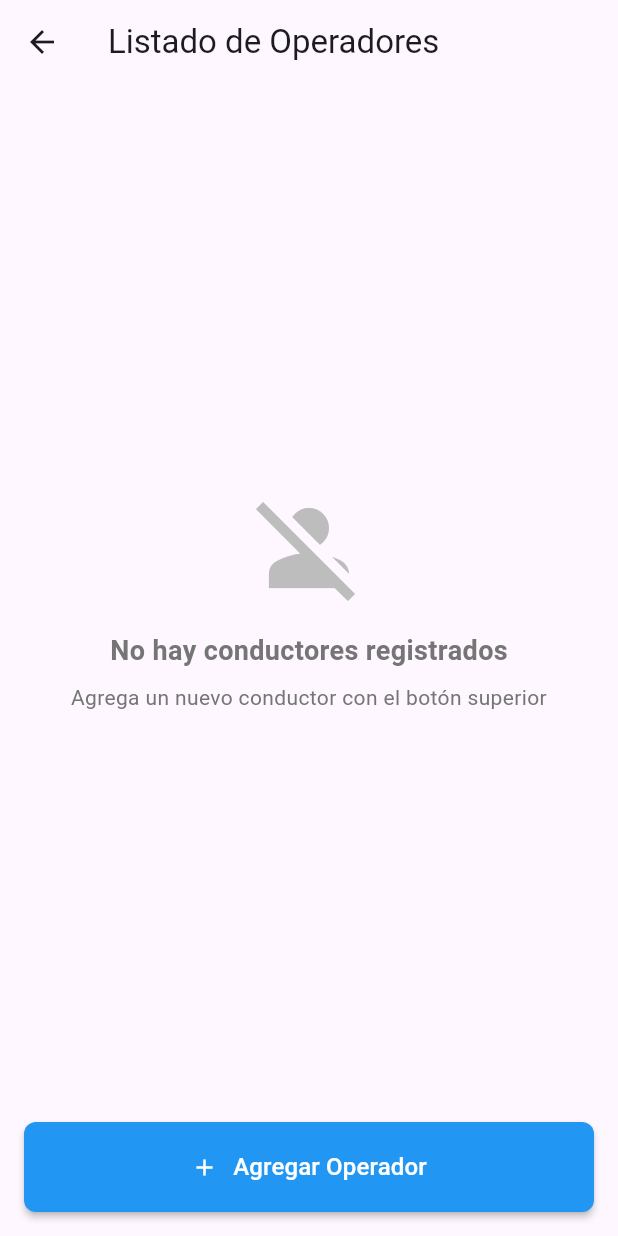
After one commit to wise-owl-dev/Geolocation_App, a Flutter app: the OperatorsListScreen screen opened by its route, after a tap on the "arrow back" icon, on a phone screen of 412 x 824 dp. The commit adds this screen. Run offline on Flutter 3.47's test engine with Material 3 defaults, Android fonts, the phone set to English and light mode, and no system bars; our stand-ins replace flutter_riverpod, formz, go_router, supabase_flutter; accounts and stored records are empty.

Commit message:
Listado de operadores

```diff
--- /dev/null
+++ b/lib/features/admin/providers/operators_provider.dart
@@ -0,0 +1,140 @@
+import 'package:flutter_riverpod/flutter_riverpod.dart';
+import 'package:supabase_flutter/supabase_flutter.dart';
+import '../../../shared/models/operator.dart';
+
+class OperatorsState {
+  final bool isLoading;
+  final List<Operator> operators;
+  final String? error;
+
+  OperatorsState({
+    required this.isLoading,
+    required this.operators,
+    this.error,
+  });
+
+  // Estado inicial
+  factory OperatorsState.initial() => OperatorsState(
+    isLoading: false,
+    operators: [],
+    error: null,
+  );
+
+  // Método copyWith para inmutabilidad
+  OperatorsState copyWith({
+    bool? isLoading,
+    List<Operator>? operators,
+    String? error,
+  }) {
+    return OperatorsState(
+      isLoading: isLoading ?? this.isLoading,
+      operators: operators ?? this.operators,
+      error: error,
+    );
+  }
+}
+
+class OperatorsNotifier extends StateNotifier<OperatorsState> {
+  final _supabase = Supabase.instance.client;
+
+  OperatorsNotifier() : super(OperatorsState.initial());
+
+  // Método para cargar todos los operadores
+  Future<void> loadOperators() async {
+    state = state.copyWith(isLoading: true, error: null);
+
+    try {
+      // Consultamos join entre usuarios y operadores directamente
+      final result = await _supabase
+          .from('usuarios')
+          .select('*, operadores(*)')
+          .eq('rol', 'operador');
+
+      print('Resultado de la consulta: $result');
+
+      if (result.isEmpty) {
+        state = state.copyWith(
+          isLoading: false,
+          operators: [],
+        );
+        return;
+      }
+
+      // Transformamos los datos en objetos Operator
+      final List<Operator> operators = [];
+
+      for (var userData in result) {
+        print('Procesando usuario: $userData');
+        // Verificamos si tiene datos de operador
+        final operatorData = userData['operadores'];
+        print('Datos de operador: $operatorData');
+
+        if (operatorData != null) {
+          // Combinamos los datos
+          final Map<String, dynamic> combinedData = {
+            ...userData,
+            ...operatorData,
+          };
+
+          try {
+            print('Datos combinados: $combinedData');
+            final operator = Operator.fromJson(combinedData);
+            operators.add(operator);
+            print('Operador añadido correctamente');
+          } catch (e) {
+            print('Error procesando operador: $e');
+            // Continuamos con el siguiente
+          }
+        }
+      }
+
+      print('Total de operadores procesados: ${operators.length}');
+
+      state = state.copyWith(
+        isLoading: false,
+        operators: operators,
+      );
+    } catch (e) {
+      print('Error cargando operadores: $e');
+      state = state.copyWith(
+        isLoading: false,
+        error: 'Error al cargar operadores: $e',
+      );
+    }
+  }
+  // Método para eliminar un operador
+  Future<void> deleteOperator(String operatorId) async {
+    state = state.copyWith(isLoading: true, error: null);
+
+    try {
+      // Eliminar el operador (Supabase se encargará de eliminar los datos relacionados por la restricción CASCADE)
+      await _supabase
+          .from('usuarios')
+          .delete()
+          .eq('id', operatorId);
+
+      // Actualizar el estado local removiendo el operador eliminado
+      final updatedOperators = state.operators.where((op) => op.id != operatorId).toList();
+
+      state = state.copyWith(
+        isLoading: false,
+        operators: updatedOperators,
+      );
+    } catch (e) {
+      print('Error eliminando operador: $e');
+      state = state.copyWith(
+        isLoading: false,
+        error: 'Error al eliminar el operador: $e',
+      );
+    }
+  }
+
+  // Método para refrescar la lista después de agregar un nuevo operador
+  void refreshAfterAdd() {
+    loadOperators();
+  }
+}
+
+final operatorsProvider = StateNotifierProvider<OperatorsNotifier, OperatorsState>((ref) {
+  return OperatorsNotifier();
+});
--- a/lib/features/admin/screens/add_operator_screen.dart
+++ b/lib/features/admin/screens/add_operator_screen.dart
@@ -320,6 +320,10 @@ class _AddOperatorScreenState extends ConsumerState<AddOperatorScreen> {
                     hireDate: _selectedDate,
                     maternalLastName: operatorForm.maternalLastName.value,
                   );
+
+                  // Resetear el estado y regresar con un valor para indicar éxito
+                  ref.read(addOperatorProvider.notifier).reset();
+                  context.pop(true);
                 },
               ),
             ],
--- /dev/null
+++ b/lib/features/admin/screens/list_operators_screen.dart
@@ -0,0 +1,194 @@
+import 'package:flutter/material.dart';
+import 'package:flutter_riverpod/flutter_riverpod.dart';
+import 'package:go_router/go_router.dart';
+import 'package:intl/intl.dart';
+import '../providers/operators_provider.dart';
+import '../../../shared/widgets/custom_filled_button.dart';
+
+class OperatorsListScreen extends ConsumerStatefulWidget {
+  const OperatorsListScreen({Key? key}) : super(key: key);
+
+  @override
+  ConsumerState<OperatorsListScreen> createState() => _OperatorsListScreenState();
+}
+
+class _OperatorsListScreenState extends ConsumerState<OperatorsListScreen> {
+  @override
+  void initState() {
+    super.initState();
+    // Cargar operadores al iniciar la pantalla
+    Future.microtask(() {
+      ref.read(operatorsProvider.notifier).loadOperators();
+    });
+  }
+
+  @override
+  Widget build(BuildContext context) {
+    final operatorsState = ref.watch(operatorsProvider);
+
+    // Mostrar SnackBar si hay un error
+    if (operatorsState.error != null) {
+      WidgetsBinding.instance.addPostFrameCallback((_) {
+        ScaffoldMessenger.of(context).showSnackBar(
+          SnackBar(
+            content: Text(operatorsState.error!),
+            backgroundColor: Colors.red,
+            behavior: SnackBarBehavior.floating,
+          ),
+        );
+      });
+    }
+
+    return Scaffold(
+      appBar: AppBar(
+        title: const Text('Listado de Operadores'),
+        leading: IconButton(
+          icon: const Icon(Icons.arrow_back),
+          onPressed: () => context.pop(),
+        ),
+      ),
+      body: RefreshIndicator(
+        onRefresh: () async {
+          await ref.read(operatorsProvider.notifier).loadOperators();
+        },
+        child: Padding(
+          padding: const EdgeInsets.all(16.0),
+          child: Column(
+            crossAxisAlignment: CrossAxisAlignment.start,
+            children: [
+              // Botón de agregar operador
+              // Lista de operadores
+              Expanded(
+                child: operatorsState.isLoading
+                    ? const Center(child: CircularProgressIndicator())
+                    : operatorsState.operators.isEmpty
+                        ? _buildEmptyState()
+                        : _buildOperatorsList(operatorsState),
+              ),
+              const SizedBox(height: 20),
+              Row(
+                children: [
+                  Expanded(
+                    child: CustomFilledButton(
+                      height: 60,
+                      text: 'Agregar Operador',
+                      prefixIcon: const Icon(Icons.add, color: Colors.white),
+                      onPressed: () async {
+                        // Navegar a la pantalla de agregar operador
+                        final result = await context.push('/admin/add-operator');
+                        // Si regresamos con éxito, recargar la lista
+                        if (result == true && mounted) {
+                          ref.read(operatorsProvider.notifier).loadOperators();
+                        }
+                      },
+                    ),
+                  ),
+                ],
+              ),
+            ],
+          ),
+        ),
+      ),
+    );
+  }
+
+  Widget _buildEmptyState() {
+    return Center(
+      child: Column(
+        mainAxisAlignment: MainAxisAlignment.center,
+        children: [
+          Icon(
+            Icons.person_off,
+            size: 80,
+            color: Colors.grey.shade400,
+          ),
+          const SizedBox(height: 16),
+          Text(
+            'No hay conductores registrados',
+            style: TextStyle(
+              fontSize: 18,
+              fontWeight: FontWeight.bold,
+              color: Colors.grey.shade600,
+            ),
+          ),
+          const SizedBox(height: 8),
+          Text(
+            'Agrega un nuevo conductor con el botón superior',
+            style: TextStyle(
+              color: Colors.grey.shade600,
+            ),
+            textAlign: TextAlign.center,
+          ),
+        ],
+      ),
+    );
+  }
+
+  Widget _buildOperatorsList(OperatorsState state) {
+    return ListView.separated(
+      itemCount: state.operators.length,
+      separatorBuilder: (context, index) => const Divider(),
+      itemBuilder: (context, index) {
+        final operator = state.operators[index];
+        return GestureDetector(
+          onTap: () {
+            // Aquí podrías navegar a una pantalla de detalles del operador
+            // context.push('/admin/operator-details/${operator.id}');
+          },
+          child: Container(
+            decoration: BoxDecoration(
+              color: Colors.white,
+              borderRadius: BorderRadius.circular(8),
+              boxShadow: [
+                BoxShadow(
+                  color: Colors.grey.withOpacity(0.1),
+                  spreadRadius: 1,
+                  blurRadius: 2,
+                  offset: const Offset(0, 1),
+                ),
+              ],
+            ),
+            child: ListTile(
+              contentPadding: const EdgeInsets.symmetric(horizontal: 16, vertical: 8),
+              leading: CircleAvatar(
+                backgroundColor: Colors.blue.shade100,
+                child: Text(
+                  operator.name.isNotEmpty ? operator.name[0].toUpperCase() : '?',
+                  style: TextStyle(
+                    color: Colors.blue.shade700,
+                    fontWeight: FontWeight.bold,
+                  ),
+                ),
+              ),
+              title: Text(
+                operator.fullName,
+                style: const TextStyle(
+                  fontWeight: FontWeight.bold,
+                ),
+              ),
+              subtitle: Column(
+                crossAxisAlignment: CrossAxisAlignment.start,
+                children: [
+                  const SizedBox(height: 4),
+                  Text('Licencia: ${operator.licenseNumber}'),
+                  Text('Experiencia: ${operator.yearsExperience} años'),
+                  Text(
+                    'Contratado: ${DateFormat('dd/MM/yyyy').format(operator.hireDate)}',
+                    style: const TextStyle(fontSize: 12),
+                  ),
+                ],
+              ),
+              trailing: IconButton(
+                icon: const Icon(Icons.edit, color: Colors.blue),
+                onPressed: () {
+                  // Aquí podrías navegar a una pantalla de edición del operador
+                  // context.push('/admin/edit-operator/${operator.id}');
+                },
+              ),
+            ),
+          ),
+        );
+      },
+    );
+  }
+}
--- a/lib/features/dashboard/screens/admin_dashboard_screen.dart
+++ b/lib/features/dashboard/screens/admin_dashboard_screen.dart
@@ -10,7 +10,7 @@ class AdminDashboardScreen extends ConsumerWidget {
   print('Navegando a: $option');
 
   if (option == 'Operadores') {
-    context.push('/admin/add-operator');
+    context.push('/admin/operators');
   }
   // Manejar otras opciones...
 }
--- /dev/null
+++ b/lib/shared/models/models.dart
@@ -0,0 +1,2 @@
+export 'user.dart';
+export 'operator.dart';
--- /dev/null
+++ b/lib/shared/models/operator.dart
@@ -0,0 +1,129 @@
+import '../../../shared/models/user.dart';
+
+class Operator {
+  final String id;
+  final String name;
+  final String email;
+  final UserRole role;
+  final String? phone;
+  final String? lastNamePaterno;
+  final String? lastNameMaterno;
+  final String licenseNumber;
+  final String licenseType;
+  final int yearsExperience;
+  final DateTime hireDate;
+
+  Operator({
+    required this.id,
+    required this.name,
+    required this.email,
+    required this.role,
+    this.phone,
+    this.lastNamePaterno,
+    this.lastNameMaterno,
+    required this.licenseNumber,
+    required this.licenseType,
+    required this.yearsExperience,
+    required this.hireDate,
+  });
+
+  // Factory constructor desde JSON
+  factory Operator.fromJson(Map<String, dynamic> json) {
+    print('Creando Operator desde JSON: $json');
+
+    // Convertir string de rol a UserRole enum
+    UserRole roleFromString(String roleStr) {
+      switch (roleStr.toLowerCase()) {
+        case 'admin':
+          return UserRole.admin;
+        case 'operador':
+          return UserRole.operator;
+        default:
+          return UserRole.user;
+      }
+    }
+
+    // Manejar posibles tipos diferentes para experiencia_anios
+    int parseYearsExperience(dynamic value) {
+      if (value is int) return value;
+      if (value is String) return int.tryParse(value) ?? 0;
+      return 0;
+    }
+
+    // Manejar posibles formatos de fecha
+    DateTime parseHireDate(dynamic value) {
+      if (value is String) {
+        try {
+          return DateTime.parse(value);
+        } catch (e) {
+          print('Error parseando fecha: $e');
+          return DateTime.now();
+        }
+      }
+      return DateTime.now();
+    }
+
+    try {
+      return Operator(
+        id: json['id'] as String,
+        name: json['nombre'] as String,
+        email: json['email'] as String,
+        role: roleFromString(json['rol'] as String),
+        phone: json['telefono'] as String?,
+        lastNamePaterno: json['apellido_paterno'] as String?,
+        lastNameMaterno: json['apellido_materno'] as String?,
+        licenseNumber: json['numero_licencia'] as String,
+        licenseType: json['tipo_licencia'] as String,
+        yearsExperience: parseYearsExperience(json['experiencia_anios']),
+        hireDate: parseHireDate(json['fecha_contratacion']),
+      );
+    } catch (e) {
+      print('Error al crear Operator desde JSON: $e');
+      rethrow;
+    }
+  }
+
+  // Método toJson
+  Map<String, dynamic> toJson() {
+    // Convertir UserRole enum a string
+    String roleToString(UserRole role) {
+      switch (role) {
+        case UserRole.admin:
+          return 'admin';
+        case UserRole.operator:
+          return 'operador';
+        case UserRole.user:
+          return 'usuario';
+      }
+    }
+
+    return {
+      'id': id,
+      'nombre': name,
+      'email': email,
+      'rol': roleToString(role),
+      'telefono': phone,
+      'apellido_paterno': lastNamePaterno,
+      'apellido_materno': lastNameMaterno,
+      'numero_licencia': licenseNumber,
+      'tipo_licencia': licenseType,
+      'experiencia_anios': yearsExperience,
+      'fecha_contratacion': hireDate.toIso8601String().split('T')[0],
+    };
+  }
+
+  // Obtener nombre completo
+  String get fullName {
+    String fullName = name;
+
+    if (lastNamePaterno != null && lastNamePaterno!.isNotEmpty) {
+      fullName += ' $lastNamePaterno';
+    }
+
+    if (lastNameMaterno != null && lastNameMaterno!.isNotEmpty) {
+      fullName += ' $lastNameMaterno';
+    }
+
+    return fullName;
+  }
+}
```
Also changed, not shown: lib/core/config/router/app_router.dart (+5 -2 lines).
